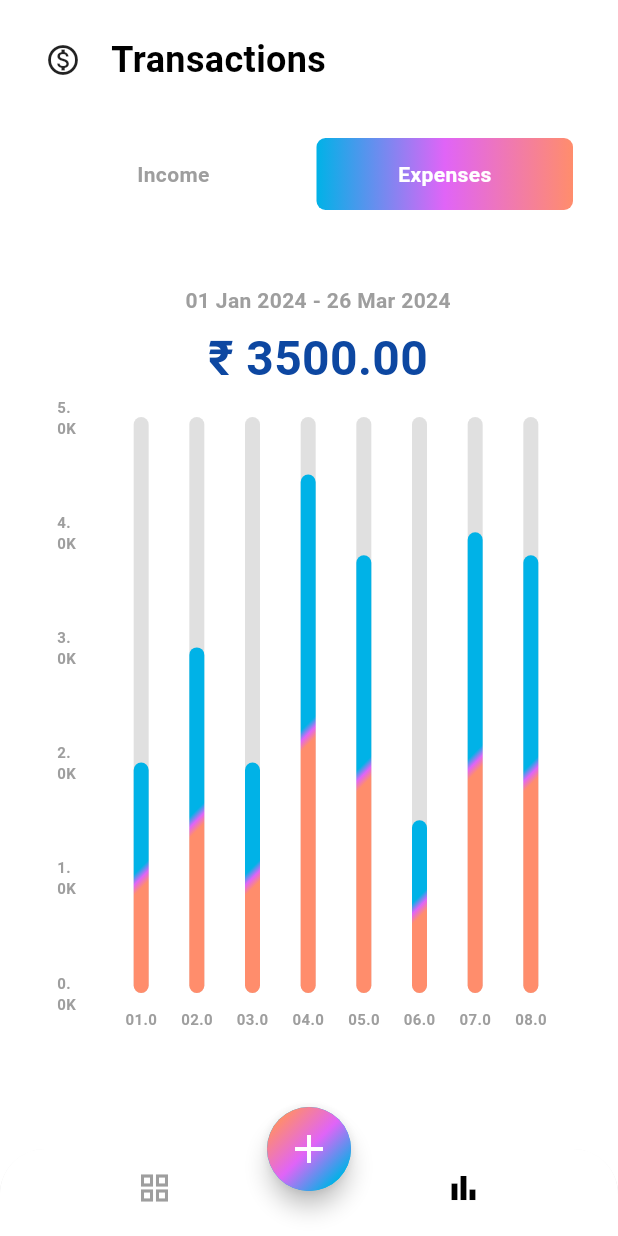
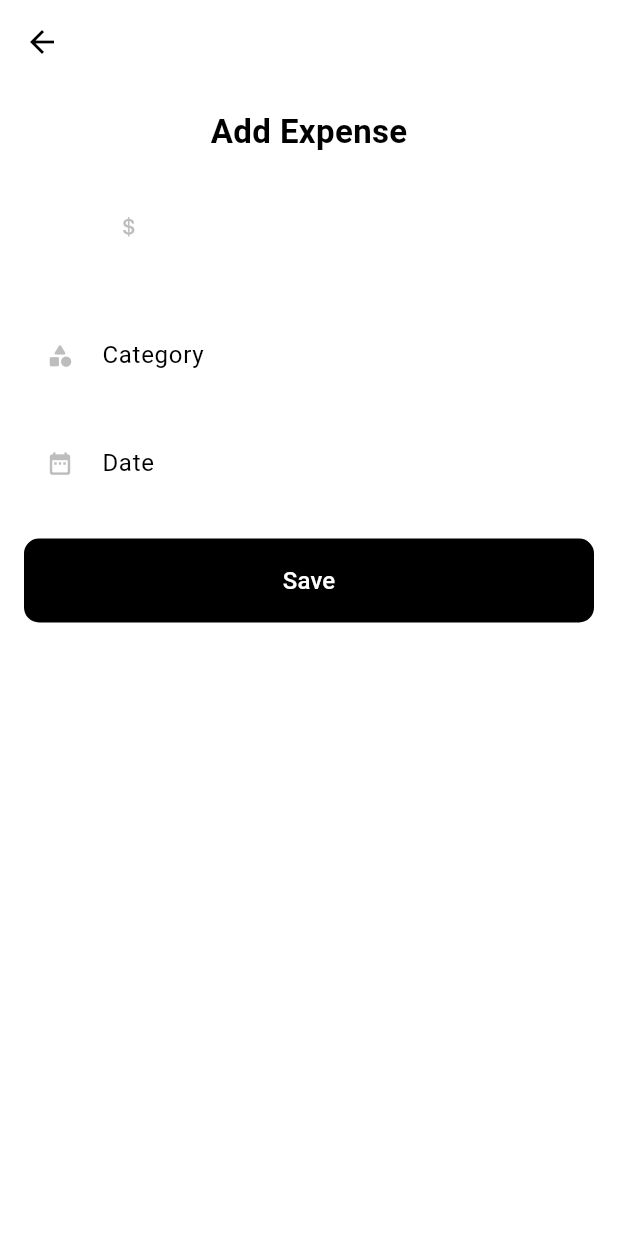
Before and after one commit to VikramNaik26/Expence-Tracker, a Flutter app: the screen it shows after launch, item 2 of the bottom bar chosen, after a tap on the "add" icon, on a phone screen of 412 x 824 dp. Run offline on Flutter 3.47's test engine with Material 3 defaults, Android fonts, the phone set to English and light mode, and no system bars; drawn by our look-alikes of fl_chart; our stand-ins replace gap; Roboto replaces fonts that are missing (Poppins).

Commit message:
added expense form page

```diff
--- /dev/null
+++ b/lib/screens/add_expence/views/add_expenses.dart
@@ -0,0 +1,116 @@
+import 'package:expence_tracker/widgets/app_text.dart';
+import 'package:flutter/cupertino.dart';
+import 'package:flutter/material.dart';
+import 'package:gap/gap.dart';
+
+class AddExpense extends StatelessWidget {
+  const AddExpense({super.key});
+
+  @override
+  Widget build(BuildContext context) {
+    return GestureDetector(
+      onTap: () => FocusScope.of(context).unfocus(),
+      child: Scaffold(
+        appBar: AppBar(
+          backgroundColor: Colors.transparent,
+        ),
+        body: Padding(
+          padding: const EdgeInsets.all(16.0),
+          child: Column(
+            children: [
+              const AppText(
+                text: 'Add Expense',
+                fontSize: 22,
+                fontWeight: FontWeight.bold,
+              ),
+              const Gap(20.0),
+              SizedBox(
+                width: MediaQuery.of(context).size.width * 0.7,
+                child: TextFormField(
+                  decoration: InputDecoration(
+                    filled: true,
+                    fillColor: Colors.white,
+                    prefixIcon: Icon(
+                      CupertinoIcons.money_dollar,
+                      size: 18,
+                      color: Colors.grey.shade400,
+                    ),
+                    border: OutlineInputBorder(
+                      borderRadius: BorderRadius.circular(30.0),
+                      borderSide: BorderSide.none,
+                    ),
+                  ),
+                ),
+              ),
+              const Gap(30.0),
+              TextFormField(
+                decoration: InputDecoration(
+                  filled: true,
+                  fillColor: Colors.white,
+                  prefixIcon: Icon(
+                    Icons.category_rounded,
+                    size: 18,
+                    color: Colors.grey.shade400,
+                  ),
+                  hintText: "Category",
+                  border: OutlineInputBorder(
+                    borderRadius: BorderRadius.circular(10.0),
+                    borderSide: BorderSide.none,
+                  ),
+                ),
+              ),
+              const Gap(16.0),
+              TextFormField(
+                readOnly: true,
+                onTap: () {
+                  showDatePicker(
+                    context: context,
+                    initialDate: DateTime.now(),
+                    firstDate: DateTime.now(),
+                    lastDate: DateTime.now().add(
+                      const Duration(days: 365),
+                    ),
+                  );
+                },
+                decoration: InputDecoration(
+                  filled: true,
+                  fillColor: Colors.white,
+                  prefixIcon: Icon(
+                    Icons.date_range_rounded,
+                    size: 18,
+                    color: Colors.grey.shade400,
+                  ),
+                  hintText: "Date",
+                  border: OutlineInputBorder(
+                    borderRadius: BorderRadius.circular(10.0),
+                    borderSide: BorderSide.none,
+                  ),
+                ),
+              ),
+              const Gap(22.0),
+              SizedBox(
+                width: double.maxFinite,
+                height: kToolbarHeight,
+                child: TextButton(
+                  onPressed: () {},
+                  style: TextButton.styleFrom(
+                    backgroundColor: Colors.black,
+                    shape: RoundedRectangleBorder(
+                      borderRadius: BorderRadius.circular(10),
+                    ),
+                  ),
+                  child: const AppText(
+                    text: 'Save',
+                    textColor: Colors.white,
+                    fontWeight: FontWeight.w500,
+                    fontSize: 16,
+                  ),
+                ),
+              ),
+            ],
+          ),
+        ),
+      ),
+    );
+  }
+}
--- a/lib/screens/home/views/home_screen.dart
+++ b/lib/screens/home/views/home_screen.dart
@@ -1,5 +1,6 @@
 import 'dart:math';
 
+import 'package:expence_tracker/screens/add_expence/views/add_expenses.dart';
 import 'package:expence_tracker/screens/home/views/main_screen.dart';
 import 'package:expence_tracker/screens/stats/stats.dart';
 import 'package:flutter/material.dart';
@@ -55,7 +56,14 @@ class _HomeScreenState extends State<HomeScreen> {
       ),
       floatingActionButtonLocation: FloatingActionButtonLocation.centerDocked,
       floatingActionButton: FloatingActionButton(
-        onPressed: () {},
+        onPressed: () {
+          Navigator.push(
+            context,
+            MaterialPageRoute(
+              builder: (context) => const AddExpense(),
+            ),
+          );
+        },
         shape: const CircleBorder(),
         child: Container(
           width: 60,
```
